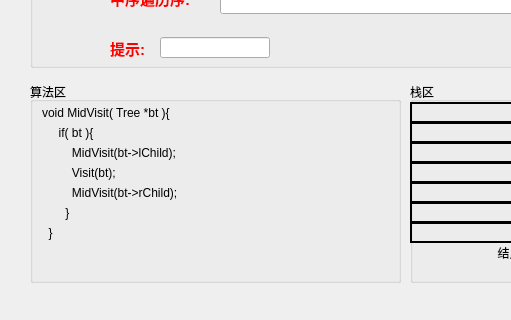
Old version of the form treemidtravel.ui in the repository Billxkk/-; both pictures show x 0 to 511 and y 333 to 653 of the 655 by 653 pixel window.
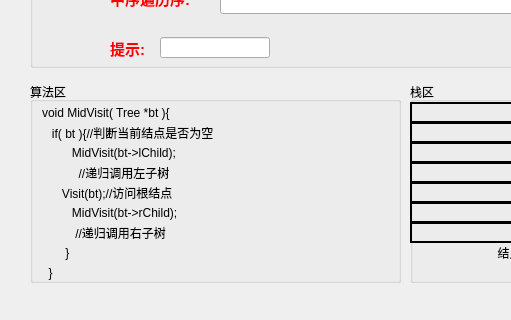
New version of the form.

```diff
--- a/treemidtravel.ui
+++ b/treemidtravel.ui
@@ -447,7 +447,7 @@
      <property name="geometry">
       <rect>
        <x>12</x>
-       <y>140</y>
+       <y>180</y>
        <width>351</width>
        <height>21</height>
       </rect>
@@ -463,7 +463,7 @@
      <property name="geometry">
       <rect>
        <x>12</x>
-       <y>100</y>
+       <y>120</y>
        <width>351</width>
        <height>21</height>
       </rect>
@@ -479,7 +479,7 @@
      <property name="geometry">
       <rect>
        <x>12</x>
-       <y>80</y>
+       <y>100</y>
        <width>351</width>
        <height>21</height>
       </rect>
@@ -488,7 +488,7 @@
       <string notr="true"/>
      </property>
      <property name="text">
-      <string>         Visit(bt);</string>
+      <string>      Visit(bt);//访问根结点</string>
      </property>
     </widget>
     <widget class="QLabel" name="label_4">
@@ -504,14 +504,14 @@
       <string notr="true"/>
      </property>
      <property name="text">
-      <string>     if( bt ){</string>
+      <string>   if( bt ){//判断当前结点是否为空</string>
      </property>
     </widget>
     <widget class="QLabel" name="label_8">
      <property name="geometry">
       <rect>
        <x>12</x>
-       <y>120</y>
+       <y>160</y>
        <width>351</width>
        <height>21</height>
       </rect>
@@ -523,6 +523,38 @@
       <string>       }</string>
      </property>
     </widget>
+    <widget class="QLabel" name="label_18">
+     <property name="geometry">
+      <rect>
+       <x>12</x>
+       <y>80</y>
+       <width>351</width>
+       <height>21</height>
+      </rect>
+     </property>
+     <property name="styleSheet">
+      <string notr="true"/>
+     </property>
+     <property name="text">
+      <string>           //递归调用左子树</string>
+     </property>
+    </widget>
+    <widget class="QLabel" name="label_19">
+     <property name="geometry">
+      <rect>
+       <x>12</x>
+       <y>140</y>
+       <width>351</width>
+       <height>21</height>
+      </rect>
+     </property>
+     <property name="styleSheet">
+      <string notr="true"/>
+     </property>
+     <property name="text">
+      <string>          //递归调用右子树</string>
+     </property>
+    </widget>
    </widget>
    <widget class="QGroupBox" name="groupBox_3">
     <property name="geometry">
```
